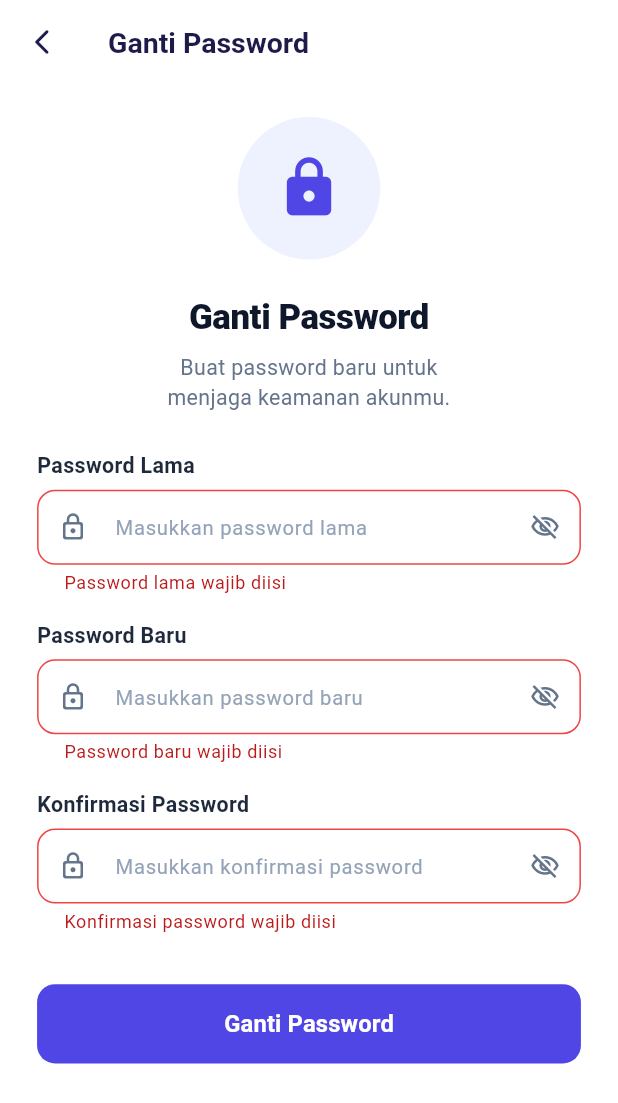
After one commit to LandakBaik/LearnPoint_Mobile, a Flutter app: the Changepass screen opened directly, after a tap on "Ganti Password", on a phone screen of 412 x 824 dp. The commit adds this screen. Shown: the top 1103 px of the screen. Run offline on Flutter 3.47's test engine with Material 3 defaults, Android fonts, the phone set to English and light mode, and no system bars; network calls fail.

Commit message:
ganti pass

```diff
--- /dev/null
+++ b/lib/siswa/changepass.dart
@@ -0,0 +1,312 @@
+import 'package:flutter/material.dart';
+
+class Changepass extends StatefulWidget {
+  const Changepass({super.key});
+
+  @override
+  State<Changepass> createState() => _ChangepassState();
+}
+
+class _ChangepassState extends State<Changepass> {
+  final _formkey = GlobalKey<FormState>();
+  final passwordLamaController = TextEditingController();
+  final passwordBaruController = TextEditingController();
+  final konfirmasiPasswordController = TextEditingController();
+
+
+
+
+// Nama    :IDEA BRILIANTA
+// NIM     : E41251668
+// KELOMPOK: 2
+
+
+
+
+
+  bool passwordTerlihat = false;
+  bool passwordBaruTerlihat = false;
+  bool konfirmasiPasswordTerlihat = false;
+
+  @override
+  void dispose() {
+    passwordLamaController.dispose();
+    passwordBaruController.dispose();
+    konfirmasiPasswordController.dispose();
+    super.dispose();
+  }
+
+  @override
+  Widget build(BuildContext context) {
+    // Mediaquery untuk scaling font dan spacing dinamis
+    final mediaQuery = MediaQuery.of(context);
+    final screenWidth = mediaQuery.size.width;
+    final textScale = (screenWidth / 390).clamp(0.85, 1.15);
+
+    return Scaffold(
+      backgroundColor: Colors.white,
+      appBar: AppBar(
+        leading: IconButton(
+          icon: const Icon(Icons.arrow_back_ios_new_rounded, color: Color(0xFF1E1B4B), size: 20),
+          onPressed: () => Navigator.of(context).maybePop(),
+        ),
+        title: Text(
+          'Ganti Password',
+          style: TextStyle(
+            color: const Color(0xFF1E1B4B),
+            fontSize: 18 * textScale,
+            fontWeight: FontWeight.w700,
+          ),
+        ),
+        centerTitle: false,
+        backgroundColor: Colors.white,
+        elevation: 0,
+      ),
+      body: SafeArea(
+        child: SingleChildScrollView(
+          physics: const BouncingScrollPhysics(),
+          padding: EdgeInsets.symmetric(
+            horizontal: (screenWidth * 0.06).clamp(16.0, 32.0),
+            vertical: 12.0,
+          ),
+          child: Column(
+            children: [
+              const SizedBox(height: 10),
+              // Icon Ilustrasi Gembok Lingkaran Soft Purple
+              Container(
+                width: 90 * textScale,
+                height: 90 * textScale,
+                decoration: const BoxDecoration(
+                  color: Color(0xFFEEF2FF),
+                  shape: BoxShape.circle,
+                ),
+                child: Center(
+                  child: Icon(
+                    Icons.lock_rounded,
+                    size: 42 * textScale,
+                    color: const Color(0xFF4F46E5),
+                  ),
+                ),
+              ),
+              SizedBox(height: 20 * textScale),
+
+              // Judul & Subtitle
+              Text(
+                'Ganti Password',
+                textAlign: TextAlign.center,
+                style: TextStyle(
+                  fontSize: 22 * textScale,
+                  fontWeight: FontWeight.w800,
+                  color: const Color(0xFF0F172A),
+                  letterSpacing: -0.3,
+                ),
+              ),
+              const SizedBox(height: 8),
+              Text(
+                'Buat password baru untuk\nmenjaga keamanan akunmu.',
+                textAlign: TextAlign.center,
+                style: TextStyle(
+                  fontSize: 13.5 * textScale,
+                  color: const Color(0xFF64748B),
+                  height: 1.4,
+                  fontWeight: FontWeight.w400,
+                ),
+              ),
+              SizedBox(height: 24 * textScale),
+
+              // Form Fields
+              Form(
+                key: _formkey,
+                child: Column(
+                  crossAxisAlignment: CrossAxisAlignment.start,
+                  children: [
+                    // Field 1: Password Lama
+                    _buildFieldLabel('Password Lama', textScale),
+                    const SizedBox(height: 6),
+                    TextFormField(
+                      controller: passwordLamaController,
+                      obscureText: !passwordTerlihat,
+                      style: TextStyle(fontSize: 14 * textScale, color: const Color(0xFF1E293B)),
+                      decoration: _buildInputDecoration(
+                        hintText: 'Masukkan password lama',
+                        isObscured: !passwordTerlihat,
+                        onToggleVisibility: () {
+                          setState(() {
+                            passwordTerlihat = !passwordTerlihat;
+                          });
+                        },
+                      ),
+                      validator: (value) {
+                        if (value == null || value.isEmpty) {
+                          return 'Password lama wajib diisi';
+                        }
+                        return null;
+                      },
+                    ),
+                    SizedBox(height: 16 * textScale),
+
+                    // Field 2: Password Baru
+                    _buildFieldLabel('Password Baru', textScale),
+                    const SizedBox(height: 6),
+                    TextFormField(
+                      controller: passwordBaruController,
+                      obscureText: !passwordBaruTerlihat,
+                      style: TextStyle(fontSize: 14 * textScale, color: const Color(0xFF1E293B)),
+                      decoration: _buildInputDecoration(
+                        hintText: 'Masukkan password baru',
+                        isObscured: !passwordBaruTerlihat,
+                        onToggleVisibility: () {
+                          setState(() {
+                            passwordBaruTerlihat = !passwordBaruTerlihat;
+                          });
+                        },
+                      ),
+                      validator: (value) {
+                        if (value == null || value.isEmpty) {
+                          return 'Password baru wajib diisi';
+                        }
+                        if (value.length < 8) {
+                          return 'Minimal 8 karakter';
+                        }
+                        return null;
+                      },
+                    ),
+                    SizedBox(height: 16 * textScale),
+
+                    _buildFieldLabel('Konfirmasi Password', textScale),
+                    const SizedBox(height: 6),
+                    TextFormField(
+                      controller: konfirmasiPasswordController,
+                      obscureText: !konfirmasiPasswordTerlihat,
+                      style: TextStyle(fontSize: 14 * textScale, color: const Color(0xFF1E293B)),
+                      decoration: _buildInputDecoration(
+                        hintText: 'Masukkan konfirmasi password',
+                        isObscured: !konfirmasiPasswordTerlihat,
+                        onToggleVisibility: () {
+                          setState(() {
+                            konfirmasiPasswordTerlihat = !konfirmasiPasswordTerlihat;
+                          });
+                        },
+                      ),
+                      validator: (value) {
+                        if (value == null || value.isEmpty) {
+                          return 'Konfirmasi password wajib diisi';
+                        }
+                        if (value.length < 8) {
+                          return 'Minimal 8 karakter';
+                        }
+                        if (value != passwordBaruController.text) {
+                          return 'Konfirmasi password harus sama';
+                        }
+                        return null;
+                      },
+                    ),
+                    SizedBox(height: 32 * textScale),
+
+                    // Tombol Submit "Ganti Password"
+                    SizedBox(
+                      width: double.infinity,
+                      height: 50 * textScale,
+                      child: ElevatedButton(
+                        onPressed: () {
+                          if (_formkey.currentState!.validate()) {
+                            ScaffoldMessenger.of(context).showSnackBar(
+                              const SnackBar(
+                                content: Text('Password berhasil diperbarui!'),
+                                backgroundColor: Color(0xFF4F46E5),
+                              ),
+                            );
+                          }
+                        },
+                        style: ElevatedButton.styleFrom(
+                          backgroundColor: const Color(0xFF4F46E5),
+                          foregroundColor: Colors.white,
+                          elevation: 0,
+                          shape: RoundedRectangleBorder(
+                            borderRadius: BorderRadius.circular(12),
+                          ),
+                        ),
+                        child: Text(
+                          'Ganti Password',
+                          style: TextStyle(
+                            fontSize: 15 * textScale,
+                            fontWeight: FontWeight.w700,
+                          ),
+                        ),
+                      ),
+                    ),
+                    const SizedBox(height: 16),
+                  ],
+                ),
+              ),
+            ],
+          ),
+        ),
+      ),
+    );
+  }
+
+  // Helper Widget untuk Label di atas TextFormField
+  Widget _buildFieldLabel(String title, double textScale) {
+    return Text(
+      title,
+      style: TextStyle(
+        fontSize: 13.5 * textScale,
+        fontWeight: FontWeight.w700,
+        color: const Color(0xFF1E293B),
+      ),
+    );
+  }
+
+  // Helper InputDecoration sesuai gambar referensi
+  InputDecoration _buildInputDecoration({
+    required String hintText,
+    required bool isObscured,
+    required VoidCallback onToggleVisibility,
+  }) {
+    return InputDecoration(
+      hintText: hintText,
+      hintStyle: const TextStyle(
+        color: Color(0xFF94A3B8),
+        fontSize: 13.5,
+        fontWeight: FontWeight.w400,
+      ),
+      filled: true,
+      fillColor: Colors.white,
+      contentPadding: const EdgeInsets.symmetric(horizontal: 14, vertical: 14),
+      prefixIcon: const Icon(
+        Icons.lock_outline_rounded,
+        color: Color(0xFF64748B),
+        size: 20,
+      ),
+      suffixIcon: IconButton(
+        onPressed: onToggleVisibility,
+        icon: Icon(
+          isObscured ? Icons.visibility_off_outlined : Icons.visibility_outlined,
+          color: const Color(0xFF64748B),
+          size: 20,
+        ),
+      ),
+      border: OutlineInputBorder(
+        borderRadius: BorderRadius.circular(12),
+        borderSide: const BorderSide(color: Color(0xFFCBD5E1)),
+      ),
+      enabledBorder: OutlineInputBorder(
+        borderRadius: BorderRadius.circular(12),
+        borderSide: const BorderSide(color: Color(0xFFCBD5E1)),
+      ),
+      focusedBorder: OutlineInputBorder(
+        borderRadius: BorderRadius.circular(12),
+        borderSide: const BorderSide(color: Color(0xFF4F46E5), width: 1.5),
+      ),
+      errorBorder: OutlineInputBorder(
+        borderRadius: BorderRadius.circular(12),
+        borderSide: const BorderSide(color: Color(0xFFEF4444)),
+      ),
+      focusedErrorBorder: OutlineInputBorder(
+        borderRadius: BorderRadius.circular(12),
+        borderSide: const BorderSide(color: Color(0xFFEF4444), width: 1.5),
+      ),
+    );
+  }
+}
--- a/lib/siswa/materi.dart
+++ b/lib/siswa/materi.dart
@@ -1,13 +1,12 @@
 import 'package:flutter/material.dart';
-
 
 // nama    : IDEA BRILIANTA
 // nim     : E41251668
 // kelompok: 2
 // golongan: E
 
-
 import 'materimapel.dart';
+import 'changepass.dart';
 import '../models/student_profile_model.dart';
 import 'widgets/header_profile_widget.dart';
 import 'widgets/inverted_top_curve_clipper.dart';
@@ -48,6 +47,13 @@ class Materi extends StatelessWidget {
                     Navigator.of(context).push(
                       MaterialPageRoute<void>(
                         builder: (_) => const NotificationScreen(),
+                      ),
+                    );
+                  },
+                  onProfileTap: () {
+                    Navigator.of(context).push(
+                      MaterialPageRoute<void>(
+                        builder: (_) => const Changepass(),
                       ),
                     );
                   },
--- a/lib/siswa/materimapel.dart
+++ b/lib/siswa/materimapel.dart
@@ -7,9 +7,9 @@ import 'package:flutter/material.dart';
 
 import 'widgets/materi_header_widget.dart';
 import 'widgets/header_profile_widget.dart';
+import 'changepass.dart';
 import '../models/student_profile_model.dart';
 import 'widgets/materi_section.dart';
-
 
 class Materimapel extends StatelessWidget {
   const Materimapel({super.key});
@@ -37,7 +37,16 @@ class Materimapel extends StatelessWidget {
                   horizontal: 16,
                   vertical: 12,
                 ),
-                child: HeaderProfileWidget(profile: studentProfile),
+                child: HeaderProfileWidget(
+                  profile: studentProfile,
+                  onProfileTap: () {
+                    Navigator.of(context).push(
+                      MaterialPageRoute<void>(
+                        builder: (_) => const Changepass(),
+                      ),
+                    );
+                  },
+                ),
               ),
 
               Padding(
@@ -50,7 +59,7 @@ class Materimapel extends StatelessWidget {
                 child: const MateriHeaderWidget(),
               ),
 
-              const MateriSectionWidget()
+              const MateriSectionWidget(),
             ],
           ),
         ),
```
